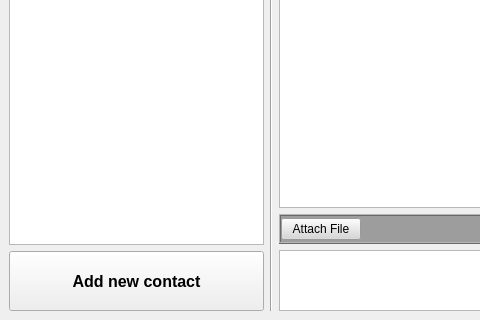
Before: the Qt Designer form p2p_comunicator/app/mainwindow.ui in sadowicz/p2p_communicator, drawn with Qt 5; both pictures show x 0 to 480 and y 286 to 606 of the 798 by 606 pixel window.
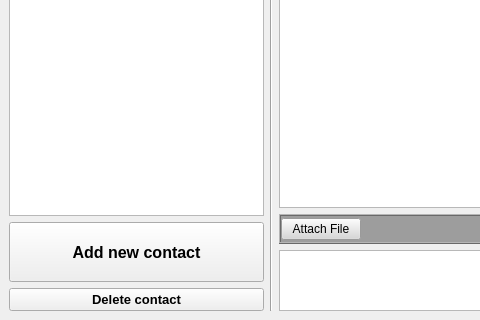
After: the same form once the commit is applied.

Commit message: Adding delete contact button

Diff of the .ui file:
```diff
--- a/p2p_comunicator/app/mainwindow.ui
+++ b/p2p_comunicator/app/mainwindow.ui
@@ -22,7 +22,7 @@
    </property>
    <layout class="QGridLayout" name="gridLayout">
     <item row="0" column="0">
-     <layout class="QHBoxLayout" name="hlApp" stretch="2,1,4">
+     <layout class="QHBoxLayout" name="hlApp" stretch="2,2,4">
       <item>
        <layout class="QVBoxLayout" name="vlContacts">
         <item>
@@ -119,6 +119,20 @@
           </property>
          </widget>
         </item>
+        <item>
+         <widget class="QPushButton" name="pbDeleteContact">
+          <property name="font">
+           <font>
+            <pointsize>10</pointsize>
+            <weight>75</weight>
+            <bold>true</bold>
+           </font>
+          </property>
+          <property name="text">
+           <string>Delete contact</string>
+          </property>
+         </widget>
+        </item>
        </layout>
       </item>
       <item>
```
